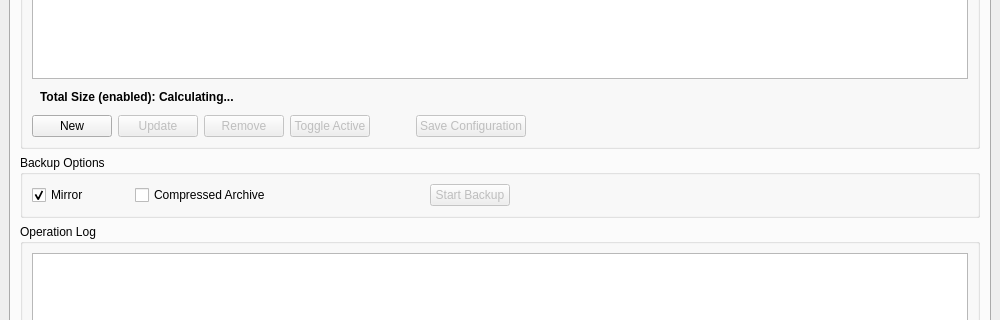
Qt form DFBU/gui/designer/main_window_complete.ui (L3DigitalNet/DFBU-DotFiles-Backup-Utility) before a commit; both pictures show x 0 to 1000 and y 237 to 557 of the 1000 by 700 pixel window.
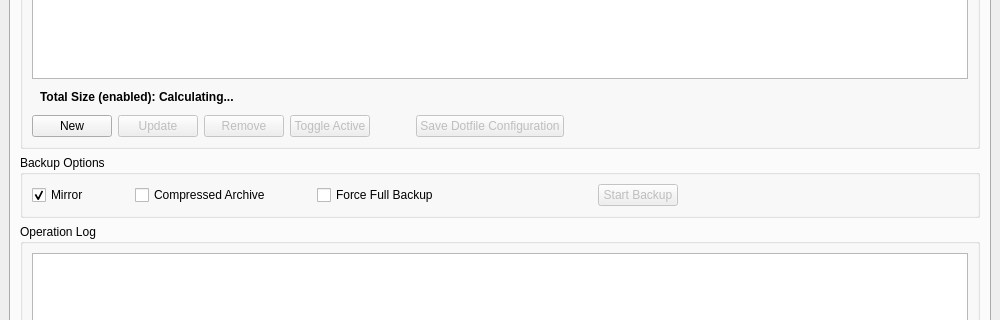
The same form after that commit.

```diff
--- a/DFBU/gui/designer/main_window_complete.ui
+++ b/DFBU/gui/designer/main_window_complete.ui
@@ -200,7 +200,10 @@
                 <bool>false</bool>
                </property>
                <property name="text">
-                <string>Save Configuration</string>
+                <string>Save Dotfile Configuration</string>
+               </property>
+               <property name="toolTip">
+                <string>Save enable/disable changes to the configuration file (not the backup itself)</string>
                </property>
               </widget>
              </item>
@@ -263,6 +266,35 @@
                </property>
               </widget>
              </item>
+             <item>
+              <spacer name="horizontalSpacer_force">
+               <property name="orientation">
+                <enum>Qt::Orientation::Horizontal</enum>
+               </property>
+               <property name="sizeType">
+                <enum>QSizePolicy::Policy::Fixed</enum>
+               </property>
+               <property name="sizeHint" stdset="0">
+                <size>
+                 <width>40</width>
+                 <height>20</height>
+                </size>
+               </property>
+              </spacer>
+             </item>
+             <item>
+              <widget class="QCheckBox" name="force_full_backup_checkbox">
+               <property name="text">
+                <string>Force Full Backup</string>
+               </property>
+               <property name="toolTip">
+                <string>When checked, all files will be copied even if unchanged (slower but ensures complete backup)</string>
+               </property>
+               <property name="checked">
+                <bool>false</bool>
+               </property>
+              </widget>
+             </item>
              <item>
               <spacer name="backup_mode_spacer">
                <property name="orientation">
```
Left out of the diff: 3 changed lines with no effect on the pictures.
